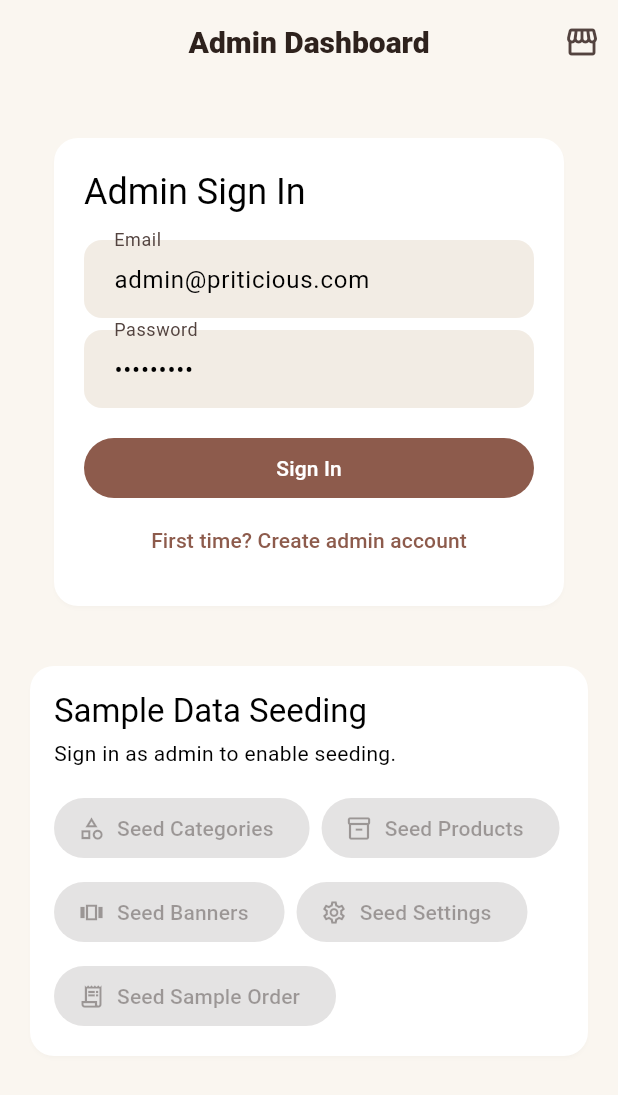
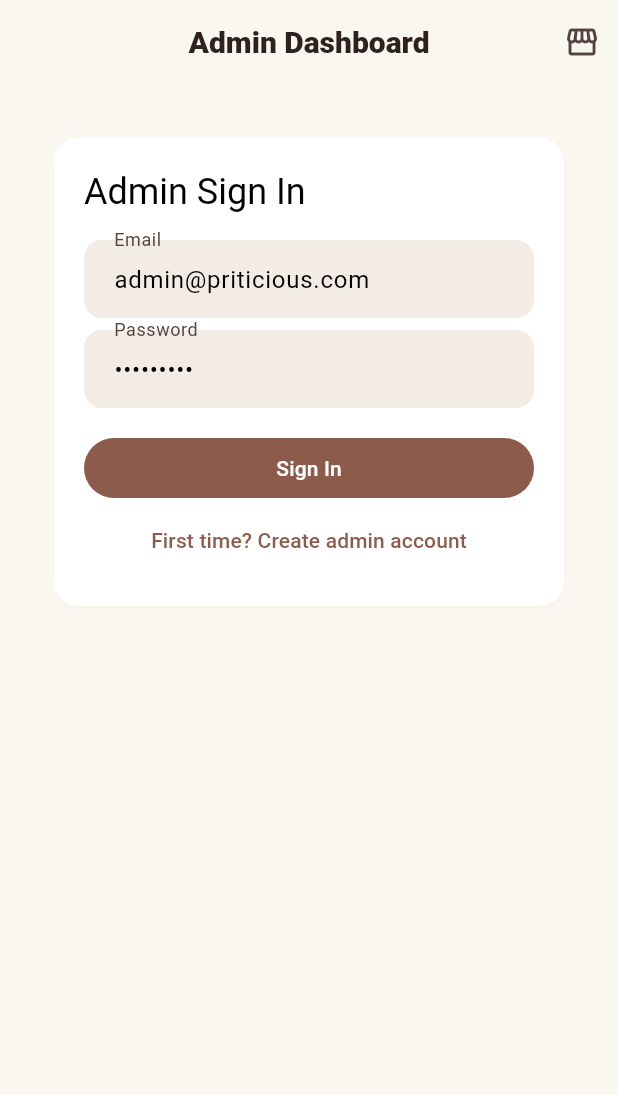
Before and after one commit to shubhs3/priticious_webapp, a Flutter app: the AdminDashboardScreen screen opened by its route, on a phone screen of 412 x 824 dp. Shown: the top 1095 px of the screen. Run offline on Flutter 3.47's test engine with Material 3 defaults, Android fonts, the phone set to English and light mode, and no system bars; our stand-ins replace cached_network_image, cloud_firestore, file_picker, firebase_auth, firebase_core, firebase_messaging and 5 more; missing offline and left inert: dart:html, excel; accounts and stored records are empty; Roboto replaces fonts that are missing (System).

Commit message:
Remove seeding panel and controls to secure production database

```diff
--- a/lib/app.dart
+++ b/lib/app.dart
@@ -14,7 +14,7 @@ class PriticiousApp extends ConsumerWidget {
     final themeMode = ref.watch(themeModeProvider);
 
     return MaterialApp.router(
-      title: 'Priticious',
+      title: 'PRITICIOUS DRY FRUITS',
       debugShowCheckedModeBanner: false,
       theme: AppTheme.light,
       darkTheme: AppTheme.dark,
--- a/lib/core/constants/app_constants.dart
+++ b/lib/core/constants/app_constants.dart
@@ -1,7 +1,7 @@
 class AppConstants {
   const AppConstants._();
 
-  static const appName = 'Priticious';
+  static const appName = 'PRITICIOUS DRY FRUITS';
   static const appVersion = '1.0.0';
   static const currencySymbol = '₹';
   static const freeDeliveryThresholdInPaise = 99900;
--- a/lib/core/data/seed_data.dart
+++ b/lib/core/data/seed_data.dart
@@ -151,6 +151,6 @@ const sampleSettings = <String, dynamic>{
   'deliveryChargeInPaise': 4900,
   'freeDeliveryThresholdInPaise': 99900,
   'supportEmail': 'support@priticious.com',
-  'supportPhone': '+91 9876543210',
-  'storeName': 'Priticious',
+  'supportPhone': '9999909122',
+  'storeName': 'PRITICIOUS DRY FRUITS',
 };
--- a/lib/features/admin/presentation/admin_dashboard_screen.dart
+++ b/lib/features/admin/presentation/admin_dashboard_screen.dart
@@ -169,8 +169,6 @@ class AdminDashboardScreen extends ConsumerWidget {
               padding: const EdgeInsets.all(16),
               children: const [
                 AdminLoginPanel(),
-                SizedBox(height: 16),
-                AdminSeedPanel(),
               ],
             );
           }
@@ -178,8 +176,6 @@ class AdminDashboardScreen extends ConsumerWidget {
           return ResponsivePage(
             child: ListView(
               children: [
-                const AdminSeedPanel(),
-                const SizedBox(height: 24),
                 Text(
                   'Modules',
                   style: Theme.of(context).textTheme.titleLarge,
--- a/lib/features/admin/presentation/admin_seed_panel.dart
+++ b/lib/features/admin/presentation/admin_seed_panel.dart
@@ -3,142 +3,7 @@ import 'package:flutter/material.dart';
 import 'package:flutter_riverpod/flutter_riverpod.dart';
 
 import '../../../core/services/auth_service.dart';
-import '../../../core/services/seed_service.dart';
 import '../../../shared/widgets/responsive_page.dart';
-
-class AdminSeedPanel extends ConsumerStatefulWidget {
-  const AdminSeedPanel({super.key});
-
-  @override
-  ConsumerState<AdminSeedPanel> createState() => _AdminSeedPanelState();
-}
-
-class _AdminSeedPanelState extends ConsumerState<AdminSeedPanel> {
-  SeedType? _loading;
-
-  Future<void> _runSeed(SeedType type, String label) async {
-    setState(() => _loading = type);
-    try {
-      final message = await ref.read(seedServiceProvider).seed(type);
-      if (mounted) {
-        ScaffoldMessenger.of(context).showSnackBar(
-          SnackBar(content: Text('$label: $message')),
-        );
-      }
-    } catch (error) {
-      if (mounted) {
-        ScaffoldMessenger.of(context).showSnackBar(
-          SnackBar(content: Text('Failed to seed $label: $error')),
-        );
-      }
-    } finally {
-      if (mounted) setState(() => _loading = null);
-    }
-  }
-
-  @override
-  Widget build(BuildContext context) {
-    final isAdmin = ref.watch(isAdminProvider);
-
-    return Card(
-      child: Padding(
-        padding: const EdgeInsets.all(16),
-        child: Column(
-          crossAxisAlignment: CrossAxisAlignment.start,
-          children: [
-            Text(
-              'Sample Data Seeding',
-              style: Theme.of(context).textTheme.titleLarge,
-            ),
-            const SizedBox(height: 4),
-            Text(
-              isAdmin
-                  ? 'Populate Firestore with sample catalog and order data.'
-                  : 'Sign in as admin to enable seeding.',
-              style: Theme.of(context).textTheme.bodyMedium,
-            ),
-            const SizedBox(height: 16),
-            Wrap(
-              spacing: 8,
-              runSpacing: 8,
-              children: [
-                _SeedButton(
-                  label: 'Seed Categories',
-                  icon: Icons.category_outlined,
-                  loading: _loading == SeedType.categories,
-                  onPressed: isAdmin
-                      ? () => _runSeed(SeedType.categories, 'Categories')
-                      : null,
-                ),
-                _SeedButton(
-                  label: 'Seed Products',
-                  icon: Icons.inventory_2_outlined,
-                  loading: _loading == SeedType.products,
-                  onPressed: isAdmin
-                      ? () => _runSeed(SeedType.products, 'Products')
-                      : null,
-                ),
-                _SeedButton(
-                  label: 'Seed Banners',
-                  icon: Icons.view_carousel_outlined,
-                  loading: _loading == SeedType.banners,
-                  onPressed: isAdmin
-                      ? () => _runSeed(SeedType.banners, 'Banners')
-                      : null,
-                ),
-                _SeedButton(
-                  label: 'Seed Settings',
-                  icon: Icons.settings_outlined,
-                  loading: _loading == SeedType.settings,
-                  onPressed: isAdmin
-                      ? () => _runSeed(SeedType.settings, 'Settings')
-                      : null,
-                ),
-                _SeedButton(
-                  label: 'Seed Sample Order',
-                  icon: Icons.receipt_long_outlined,
-                  loading: _loading == SeedType.orders,
-                  onPressed: isAdmin
-                      ? () => _runSeed(SeedType.orders, 'Orders')
-                      : null,
-                ),
-              ],
-            ),
-          ],
-        ),
-      ),
-    );
-  }
-}
-
-class _SeedButton extends StatelessWidget {
-  const _SeedButton({
-    required this.label,
-    required this.icon,
-    required this.onPressed,
-    this.loading = false,
-  });
-
-  final String label;
-  final IconData icon;
-  final VoidCallback? onPressed;
-  final bool loading;
-
-  @override
-  Widget build(BuildContext context) {
-    return FilledButton.tonalIcon(
-      onPressed: loading ? null : onPressed,
-      icon: loading
-          ? const SizedBox(
-              width: 16,
-              height: 16,
-              child: CircularProgressIndicator(strokeWidth: 2),
-            )
-          : Icon(icon, size: 18),
-      label: Text(label),
-    );
-  }
-}
 
 class AdminLoginPanel extends ConsumerStatefulWidget {
   const AdminLoginPanel({super.key});
--- a/lib/features/home/presentation/home_screen.dart
+++ b/lib/features/home/presentation/home_screen.dart
@@ -23,7 +23,7 @@ class HomeScreen extends ConsumerWidget {
 
     return Scaffold(
       appBar: AppBar(
-        title: const Text('Priticious'),
+        title: const Text('PRITICIOUS DRY FRUITS'),
       ),
       body: SingleChildScrollView(
         child: ResponsivePage(
--- a/lib/features/profile/presentation/profile_screen.dart
+++ b/lib/features/profile/presentation/profile_screen.dart
@@ -36,10 +36,12 @@ class ProfileScreen extends ConsumerWidget {
             const ListTile(
               leading: Icon(Icons.support_agent),
               title: Text('Contact Us'),
+              subtitle: Text('For Order Contact no. 9999909122'),
             ),
             const ListTile(
               leading: Icon(Icons.info_outline),
               title: Text('About'),
+              subtitle: Text('DEALS IN PREMIUM DRY FRUITS'),
             ),
             const ListTile(
               leading: Icon(Icons.privacy_tip_outlined),
```
